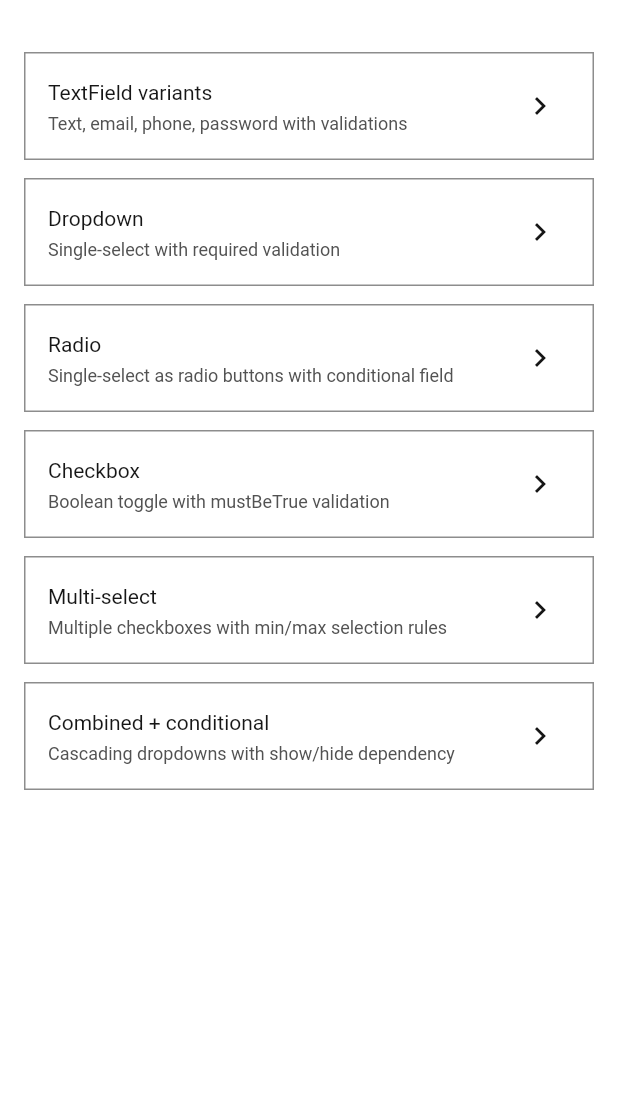
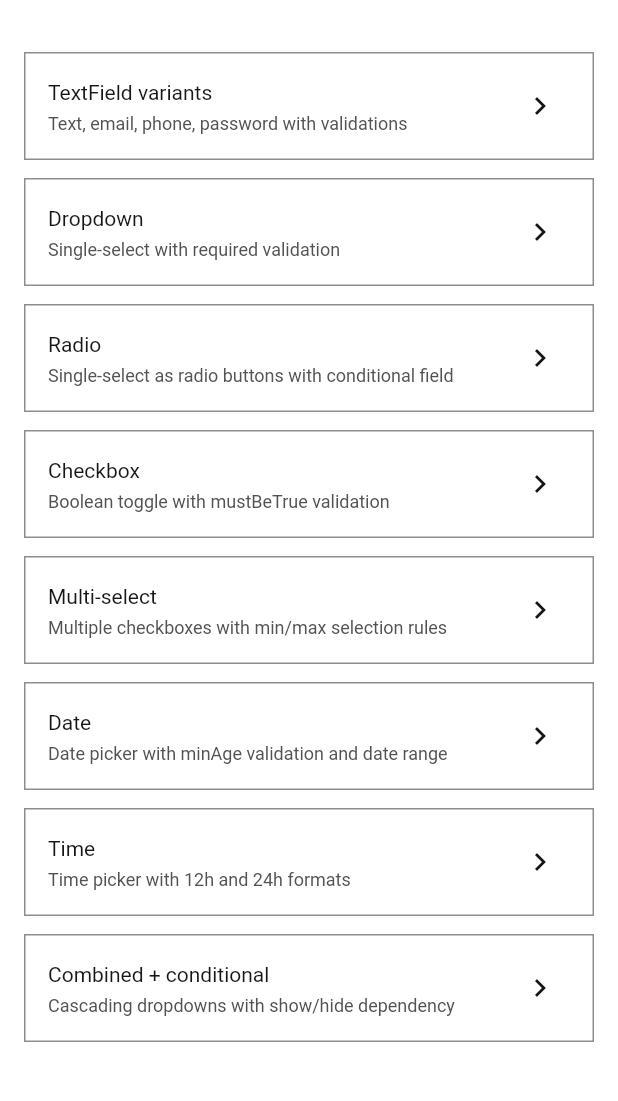
Before and after one commit to Asif-Faizal/Flutter-Form-Engine, a Flutter app: the screen it shows after launch, on a phone screen of 412 x 824 dp, the part 56-1157 px from its top. Run offline on Flutter 3.47's test engine with Material 3 defaults, Android fonts, the phone set to English and light mode, and no system bars; our stand-ins replace equatable, flutter_bloc, get_it; Roboto replaces fonts that are missing (IBMPlexSans).

Commit message:
feat: add time field widget with documentation and demo
- Add TimeFieldWidget with platform time picker and 12h/24h display
- Register FieldType.time in FormEngineLocator
- Add docs/fields/time.md with value format and usage examples
- Add Time demo screen to the example app

Co-authored-by: Mohammed Asif <Asif-Faizal@users.noreply.github.com>

```diff
--- a/example/lib/screens/home_screen.dart
+++ b/example/lib/screens/home_screen.dart
@@ -7,6 +7,7 @@ import 'dropdown_demo_screen.dart';
 import 'multi_select_demo_screen.dart';
 import 'radio_demo_screen.dart';
 import 'text_field_demo_screen.dart';
+import 'time_demo_screen.dart';
 
 class HomeScreen extends StatelessWidget {
   const HomeScreen({super.key});
@@ -69,6 +70,26 @@ class HomeScreen extends StatelessWidget {
             ),
           ),
           _DemoTile(
+            title: 'Date',
+            subtitle: 'Date picker with minAge validation and date range',
+            onTap: () => Navigator.push(
+              context,
+              MaterialPageRoute(
+                builder: (_) => const DateDemoScreen(),
+              ),
+            ),
+          ),
+          _DemoTile(
+            title: 'Time',
+            subtitle: 'Time picker with 12h and 24h formats',
+            onTap: () => Navigator.push(
+              context,
+              MaterialPageRoute(
+                builder: (_) => const TimeDemoScreen(),
+              ),
+            ),
+          ),
+          _DemoTile(
             title: 'Combined + conditional',
             subtitle: 'Cascading dropdowns with show/hide dependency',
             onTap: () => Navigator.push(
--- /dev/null
+++ b/example/lib/screens/time_demo_screen.dart
@@ -0,0 +1,61 @@
+import 'package:flutter/material.dart';
+import 'package:flutter_form_engine/flutter_form_engine.dart';
+
+import '../widgets/payload_display.dart';
+
+class TimeDemoScreen extends StatefulWidget {
+  const TimeDemoScreen({super.key});
+
+  @override
+  State<TimeDemoScreen> createState() => _TimeDemoScreenState();
+}
+
+class _TimeDemoScreenState extends State<TimeDemoScreen> {
+  Map<String, dynamic>? _lastPayload;
+
+  static final _schema = FormSchema.fromMap({
+    'id': 'time_demo',
+    'title': 'Time demo',
+    'submitLabel': 'Submit',
+    'fields': [
+      {
+        'key': 'appointment_time',
+        'type': 'time',
+        'label': 'Preferred time (24h)',
+        'use24Hour': true,
+        'validations': [
+          {'rule': 'required', 'message': 'Select a time'},
+        ],
+      },
+      {
+        'key': 'reminder_time',
+        'type': 'time',
+        'label': 'Reminder (12h)',
+        'use24Hour': false,
+        'dependsOn': {
+          'field': 'appointment_time',
+          'condition': 'notEmpty',
+          'action': 'show',
+        },
+      },
+    ],
+  });
+
+  @override
+  Widget build(BuildContext context) {
+    return Scaffold(
+      appBar: AppBar(title: const Text('Time demo')),
+      body: Column(
+        children: [
+          Expanded(
+            child: FormEngineWidget(
+              schema: _schema,
+              onSubmit: (values) => setState(() => _lastPayload = values),
+            ),
+          ),
+          if (_lastPayload != null) PayloadDisplay(payload: _lastPayload!),
+        ],
+      ),
+    );
+  }
+}
--- a/lib/flutter_form_engine.dart
+++ b/lib/flutter_form_engine.dart
@@ -45,6 +45,7 @@ export 'src/widgets/fields/date_field_widget.dart';
 export 'src/widgets/fields/dropdown_field_widget.dart';
 export 'src/widgets/fields/multi_select_field_widget.dart';
 export 'src/widgets/fields/radio_field_widget.dart';
+export 'src/widgets/fields/time_field_widget.dart';
 
 // DI
 export 'src/di/form_engine_locator.dart';
--- a/lib/src/di/form_engine_locator.dart
+++ b/lib/src/di/form_engine_locator.dart
@@ -10,9 +10,11 @@ import '../validation/validation_rule_registry.dart';
 import '../options/dependent_options_resolver.dart';
 import '../theme/form_engine_theme.dart';
 import '../widgets/fields/checkbox_field_widget.dart';
+import '../widgets/fields/date_field_widget.dart';
 import '../widgets/fields/dropdown_field_widget.dart';
 import '../widgets/fields/multi_select_field_widget.dart';
 import '../widgets/fields/radio_field_widget.dart';
+import '../widgets/fields/time_field_widget.dart';
 import '../widgets/fields/text_field_widget.dart';
 
 /// Call [FormEngineLocator.setup()] once in your app's main() before
@@ -184,6 +186,50 @@ abstract final class FormEngineLocator {
             resolvedOptions: resolvedOptions,
           ),
     );
+
+    registry.register(
+      FieldType.date,
+      ({
+        required schema,
+        required value,
+        required error,
+        required enabled,
+        required onChanged,
+        required onFocusLost,
+        required resolvedOptions,
+      }) =>
+          DateFieldWidget(
+            schema: schema,
+            value: value,
+            error: error,
+            enabled: enabled,
+            onChanged: onChanged,
+            onFocusLost: onFocusLost,
+            resolvedOptions: resolvedOptions,
+          ),
+    );
+
+    registry.register(
+      FieldType.time,
+      ({
+        required schema,
+        required value,
+        required error,
+        required enabled,
+        required onChanged,
+        required onFocusLost,
+        required resolvedOptions,
+      }) =>
+          TimeFieldWidget(
+            schema: schema,
+            value: value,
+            error: error,
+            enabled: enabled,
+            onChanged: onChanged,
+            onFocusLost: onFocusLost,
+            resolvedOptions: resolvedOptions,
+          ),
+    );
   }
 
   static FieldValidator get validator => _locator<FieldValidator>();
```
Also changed, not shown: lib/src/widgets/fields/time_field_widget.dart (added, +86 -0 lines), 1 other file.
